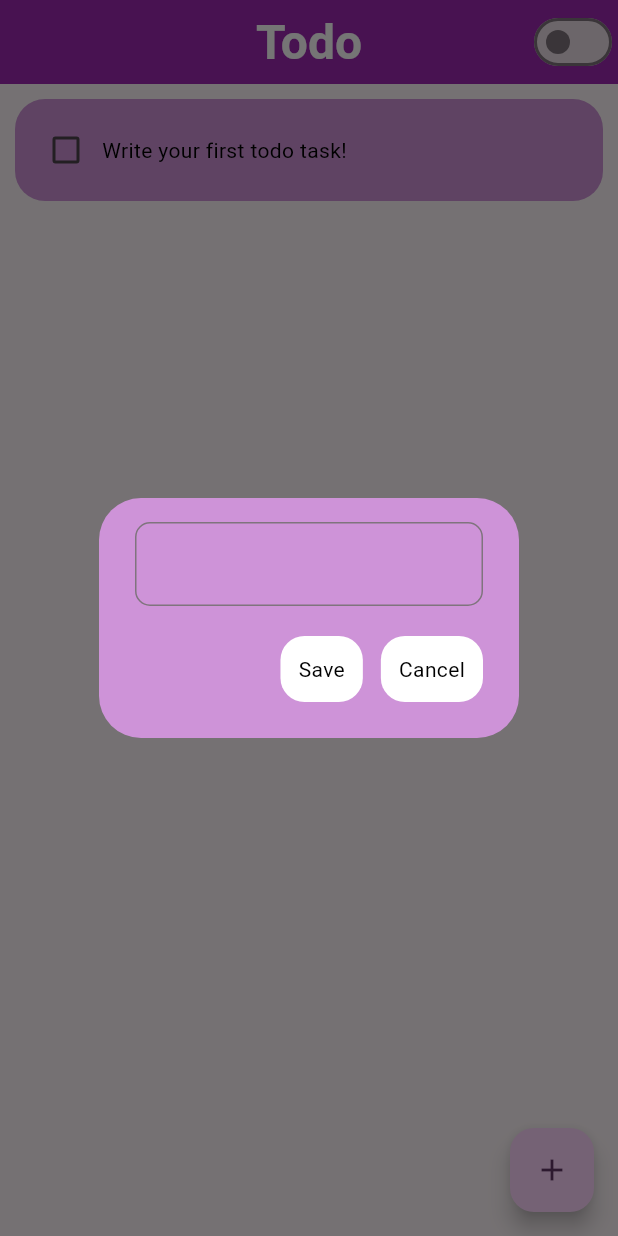
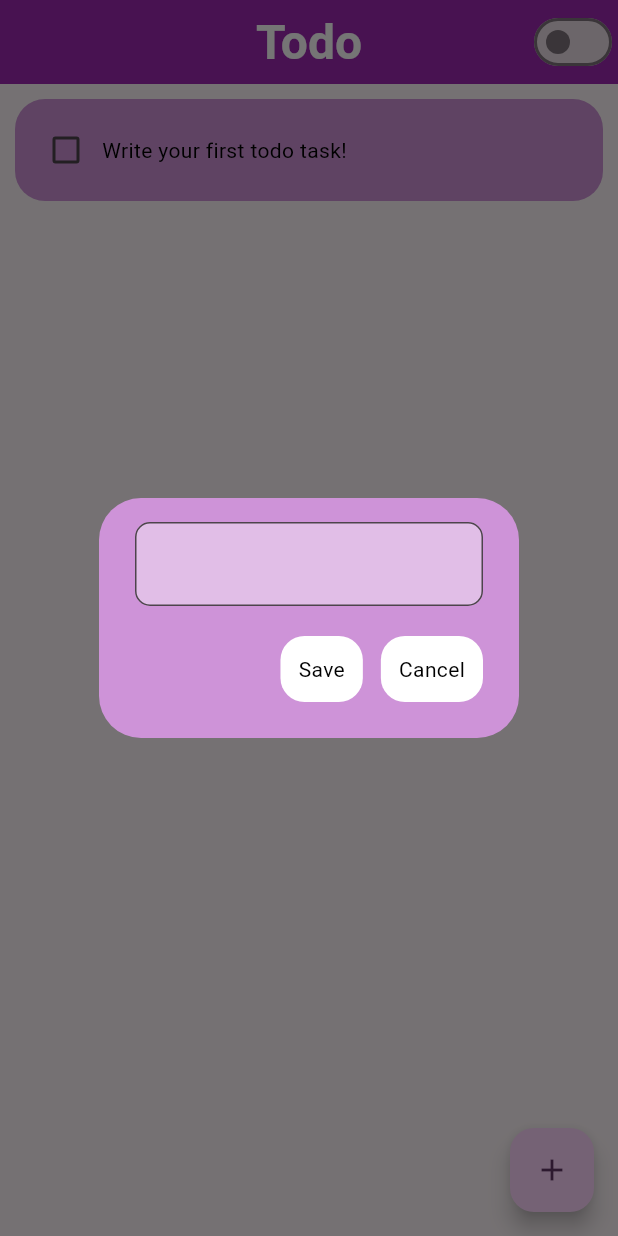
Before and after one commit to Eznira/todo_app, a Flutter app: the screen it shows after launch, after a tap on the "add" icon, on a phone screen of 412 x 824 dp. Run offline on Flutter 3.47's test engine with Material 3 defaults, Android fonts, the phone set to English and light mode, and no system bars; drawn by our look-alikes of flutter_slidable; our stand-ins replace hive, hive_flutter; accounts and stored records are empty.

Commit message:
added darkmode theme

```diff
--- a/lib/database/themes.dart
+++ b/lib/database/themes.dart
@@ -1,74 +1,13 @@
 import 'package:flutter/material.dart';
-
-// final lightMode = ThemeData(
-//     brightness: Brightness.light,
-//     primaryColor: Colors.purple,
-//     listTileTheme: ListTileThemeData(
-//
-//     ),
-//     useMaterial3: true,
-//     appBarTheme: const AppBarTheme(
-//       centerTitle: true,
-//       iconTheme: IconThemeData(
-//         color: Colors.white,
-//       ),
-//       titleTextStyle: TextStyle(
-//           color: Colors.white, fontWeight: FontWeight.bold, fontSize: 32),
-//     ),
-//     textTheme: const TextTheme(
-//       bodyMedium: TextStyle(),
-//     ));
-//
-// final darkMode = ThemeData(
-//     brightness: Brightness.dark,
-//     primaryColor: Colors.purple,
-//     useMaterial3: true,
-//     appBarTheme: const AppBarTheme(
-//       centerTitle: true,
-//       iconTheme: IconThemeData(
-//         color: Colors.white,
-//       ),
-//       titleTextStyle: TextStyle(
-//           color: Colors.white, fontWeight: FontWeight.bold, fontSize: 32),
-//     ),
-//     textTheme: const TextTheme(
-//       bodyMedium: TextStyle(),
-//     ));
-
-final darkMode = ThemeData(
-  colorScheme: ColorScheme.fromSeed(
-    seedColor: Colors.deepPurple,
-    brightness: Brightness.dark,
-    background: Colors.grey[900],
-    primary: Colors.grey[800],
-    secondary: Colors.grey[700],
-    inversePrimary: Colors.grey[300],
-  ),
-  textTheme: TextTheme(
-    bodyMedium: TextStyle(
-      fontSize: 14,
-      color: Colors.grey[300],
-    ),
-  ),
-  useMaterial3: true,
-  appBarTheme: AppBarTheme(
-    color: Colors.grey[800],
-    centerTitle: true,
-    titleTextStyle: const TextStyle(
-        color: Colors.white, fontWeight: FontWeight.bold, fontSize: 32),
-    iconTheme: const IconThemeData(
-      color: Colors.white,
-    ),
-  ),
-);
 
 final lightMode = ThemeData(
   colorScheme: ColorScheme.fromSeed(
     seedColor: Colors.purple,
     brightness: Brightness.light,
     background: Colors.white,
-    primary: Colors.purple[200],
-    secondary: Colors.grey[100],
+    primary: Colors.purple,
+    secondary: Colors.purple[200],
+    tertiary: Colors.purple[100],
     inversePrimary: Colors.purple[800],
   ),
   textTheme: TextTheme(
@@ -85,3 +24,31 @@ final lightMode = ThemeData(
     ),
   ),
 );
+
+final darkMode = ThemeData(
+  colorScheme: ColorScheme.fromSeed(
+    seedColor: Colors.purple,
+    brightness: Brightness.dark,
+    background: Colors.grey[900],
+    primary: Colors.grey[700],
+    secondary: Colors.grey[700],
+    tertiary: Colors.grey[600],
+    inversePrimary: Colors.grey[200],
+  ),
+  textTheme: TextTheme(
+    bodyMedium: TextStyle(
+      fontSize: 14,
+      color: Colors.grey[300],
+    ),
+  ),
+  useMaterial3: true,
+  appBarTheme: AppBarTheme(
+    color: Colors.grey[800],
+    centerTitle: true,
+    titleTextStyle: const TextStyle(
+        color: Colors.white, fontWeight: FontWeight.bold, fontSize: 32),
+    iconTheme: IconThemeData(
+      color: Colors.grey[200],
+    ),
+  ),
+);
--- a/lib/screens/add_task_dialog.dart
+++ b/lib/screens/add_task_dialog.dart
@@ -20,7 +20,7 @@ class _AddTaskDialogState extends State<AddTaskDialog> {
   @override
   Widget build(BuildContext context) {
     return AlertDialog(
-      backgroundColor: Theme.of(context).colorScheme.primary,
+      backgroundColor: Theme.of(context).colorScheme.secondary,
       content: Container(
         height: 120,
         child: Column(
@@ -28,7 +28,8 @@ class _AddTaskDialogState extends State<AddTaskDialog> {
             TextField(
               controller: widget.controller,
               decoration: InputDecoration(
-                fillColor: Theme.of(context).colorScheme.secondary,
+                filled: true,
+                fillColor: Theme.of(context).colorScheme.tertiary,
                 border: OutlineInputBorder(
                   borderRadius: BorderRadius.circular(10),
                 ),
--- a/lib/util/task_tile.dart
+++ b/lib/util/task_tile.dart
@@ -43,13 +43,15 @@ class _TaskTileState extends State<TaskTile> {
           margin: EdgeInsets.fromLTRB(10, 10, 10, 5),
           padding: EdgeInsets.all(10),
           decoration: BoxDecoration(
-            color: Theme.of(context).colorScheme.primary,
+            color: Theme.of(context).colorScheme.secondary,
             borderRadius: BorderRadius.circular(20),
           ),
           child: Row(
             children: [
               Checkbox(
-                  value: widget.taskDone, onChanged: (value) => widget.ontap()),
+                  activeColor: Theme.of(context).colorScheme.inversePrimary,
+                  value: widget.taskDone,
+                  onChanged: (value) => widget.ontap()),
               Expanded(
                 child: Text(
                   widget.text,
```
